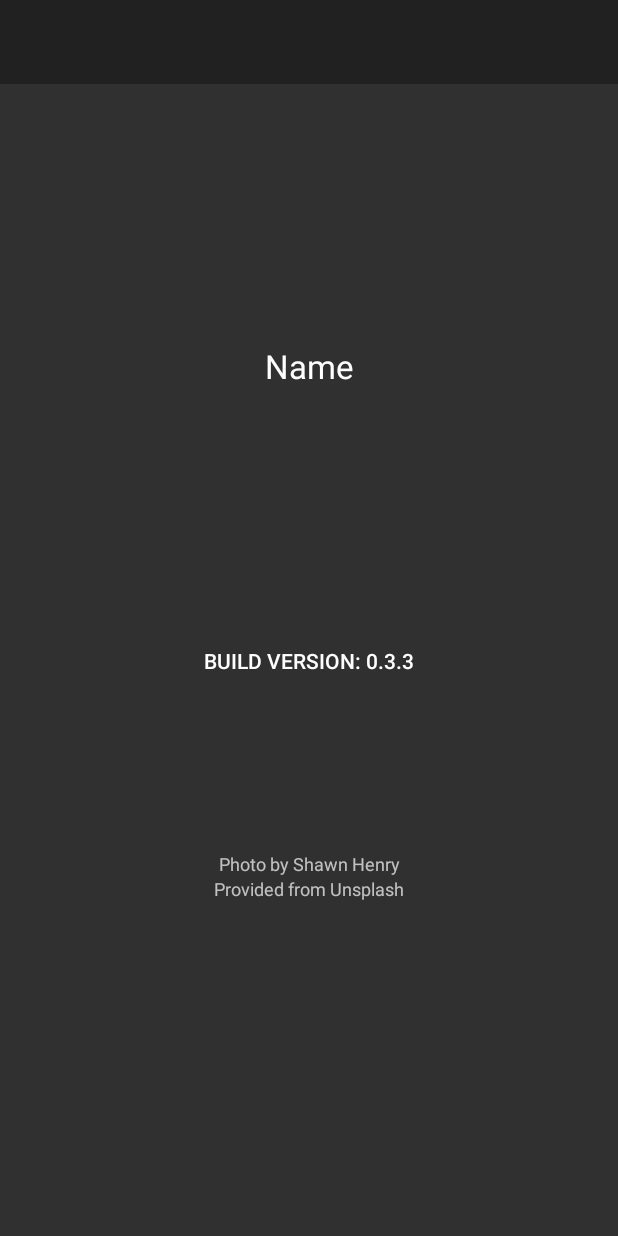
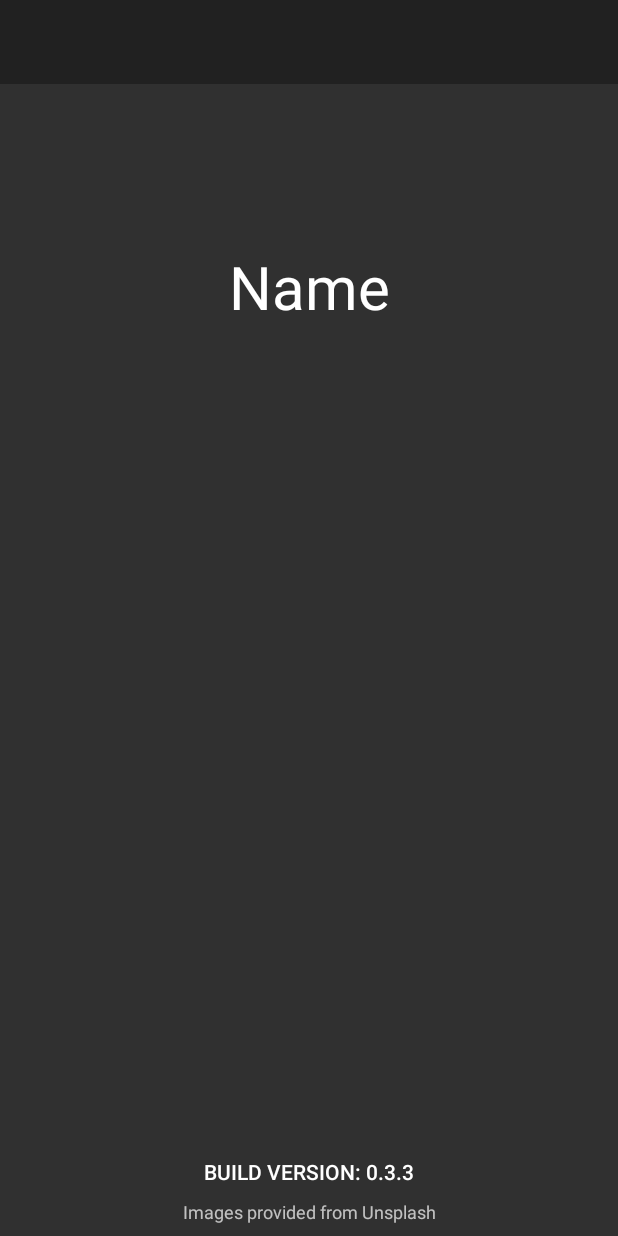
Before and after one commit to PKWouters/SkateTracker, an Android app: the layout fragment_profile.xml on its own in the app's theme, with its tools: preview values and no code run, on a phone screen of 412 x 824 dp. Run offline under Robolectric (Android 15) with nearby library versions, the phone set to English and light mode, and no system bars.

Commit message:
clean up chico

```diff
--- a/SkateTracker/app/src/main/java/sk8_is_lif3/skatetracker/LearnHome.java
+++ b/SkateTracker/app/src/main/java/sk8_is_lif3/skatetracker/LearnHome.java
@@ -126,7 +126,7 @@ public class LearnHome extends Fragment {
                     @Override
                     public void onClick(View v) {
 
-                        LearnTrick nextFrag = new LearnTrick(model.getName(), videoID, model.getId(), model.getArticle(), model.getPrevTricks());
+                        LearnTrick nextFrag = new LearnTrick(model.getName(), videoID, model.getId(), model.getArticle(), model.getCredits(), model.getPrevTricks());
                         holder.background.setTransitionName("sessionNameTransition" + model.getId());
 
                         Transition mainTransition = TransitionInflater.from(getActivity()).inflateTransition(android.R.transition.fade);
@@ -223,7 +223,7 @@ public class LearnHome extends Fragment {
                     @Override
                     public void onClick(View v) {
 
-                        LearnTrick nextFrag = new LearnTrick(model.getName(), videoID, model.getId(), model.getArticle(), model.getPrevTricks());
+                        LearnTrick nextFrag = new LearnTrick(model.getName(), videoID, model.getId(), model.getArticle(),model.getCredits(), model.getPrevTricks());
                         holder.background.setTransitionName("sessionNameTransition" + model.getId());
 
                         Transition mainTransition = TransitionInflater.from(getActivity()).inflateTransition(android.R.transition.fade);
--- a/SkateTracker/app/src/main/java/sk8_is_lif3/skatetracker/TrickDetailFragment.java
+++ b/SkateTracker/app/src/main/java/sk8_is_lif3/skatetracker/TrickDetailFragment.java
@@ -154,7 +154,7 @@ public class TrickDetailFragment extends Fragment{
                                 public void onClick(View v) {
                                     final String videoID = data.get("url").toString().split("v=")[1];
 
-                                    LearnTrick nextFrag = new LearnTrick(mName, videoID, mId, data.get("article").toString(), (ArrayList<String>) (data.get("prevTricks")));
+                                    LearnTrick nextFrag = new LearnTrick(mName, videoID, mId, data.get("article").toString(), data.get("credits").toString(), (ArrayList<String>) (data.get("prevTricks")));
 
                                     getActivity().getSupportFragmentManager().beginTransaction()
                                             .setReorderingAllowed(true)
--- a/SkateTracker/app/src/main/java/sk8_is_lif3/skatetracker/TrickToLearn.java
+++ b/SkateTracker/app/src/main/java/sk8_is_lif3/skatetracker/TrickToLearn.java
@@ -4,7 +4,7 @@ import java.util.ArrayList;
 import java.util.Map;
 
 public class TrickToLearn {
-    public String mName, mDbID, mDifficulty, mUrl, mArticle;
+    public String mName, mDbID, mDifficulty, mUrl, mArticle, mCredits;
     double mAvgRatio;
     int mTotalLandings;
     ArrayList<String> mPrevTricks;
@@ -15,6 +15,7 @@ public class TrickToLearn {
 
     public String getName(){ return mName; }
     public String getArticle(){ return mArticle; }
+    public String getCredits(){return mCredits; }
     public String getDifficulty(){ return mDifficulty; }
     public String getId(){ return mDbID; }
     public String getUrl(){ return mUrl; }
@@ -22,6 +23,7 @@ public class TrickToLearn {
 
     public void setName(String name){ mName = name; }
     public void setArticle(String article){ mArticle = article; }
+    public void setCredits(String credits){ mCredits = credits; }
     public void setDifficulty(String diff){ mDifficulty = diff; }
     public void setId(String dbID){ mDbID = dbID; }
     public void setUrl(String url) {mUrl = url; }
--- a/SkateTracker/app/src/main/res/layout/fragment_profile.xml
+++ b/SkateTracker/app/src/main/res/layout/fragment_profile.xml
@@ -35,33 +35,15 @@
     <TextView
         android:id="@+id/buildView"
         android:layout_width="wrap_content"
-        android:layout_height="wrap_content"
+        android:layout_height="20dp"
         android:layout_marginBottom="8dp"
         android:layout_marginEnd="8dp"
         android:layout_marginStart="8dp"
-        android:layout_marginTop="8dp"
         android:text="Build Version: 0.3.3"
         android:textAppearance="@style/TextAppearance.AppCompat.Button"
-        app:layout_constraintBottom_toBottomOf="parent"
+        app:layout_constraintBottom_toTopOf="@+id/photoCredit2"
         app:layout_constraintEnd_toEndOf="parent"
-        app:layout_constraintStart_toStartOf="parent"
-        app:layout_constraintTop_toBottomOf="@+id/toolbar" />
-
-    <TextView
-        android:id="@+id/photoCredit"
-        android:layout_width="wrap_content"
-        android:layout_height="wrap_content"
-        android:layout_marginBottom="8dp"
-        android:layout_marginEnd="8dp"
-        android:layout_marginStart="8dp"
-        android:layout_marginTop="8dp"
-        android:text="Photo by Shawn Henry"
-        android:textAppearance="@style/TextAppearance.AppCompat.Caption"
-        app:layout_constraintBottom_toBottomOf="parent"
-        app:layout_constraintEnd_toEndOf="parent"
-        app:layout_constraintStart_toStartOf="parent"
-        app:layout_constraintTop_toBottomOf="@+id/buildView"
-        app:layout_constraintVertical_bias="0.321" />
+        app:layout_constraintStart_toStartOf="parent" />
 
     <TextView
         android:id="@+id/photoCredit2"
@@ -70,30 +52,27 @@
         android:layout_marginBottom="8dp"
         android:layout_marginEnd="8dp"
         android:layout_marginStart="8dp"
-        android:text="Provided from Unsplash"
+        android:text="Images provided from Unsplash"
         android:textAppearance="@style/TextAppearance.AppCompat.Caption"
         app:layout_constraintBottom_toBottomOf="parent"
         app:layout_constraintEnd_toEndOf="parent"
-        app:layout_constraintStart_toStartOf="parent"
-        app:layout_constraintTop_toBottomOf="@+id/photoCredit"
-        app:layout_constraintVertical_bias="0.0" />
+        app:layout_constraintHorizontal_bias="0.502"
+        app:layout_constraintStart_toStartOf="parent" />
 
     <TextView
         android:id="@+id/welcomename"
         android:layout_width="wrap_content"
         android:layout_height="wrap_content"
-        android:layout_marginBottom="8dp"
         android:layout_marginEnd="8dp"
         android:layout_marginStart="8dp"
-        android:layout_marginTop="8dp"
+        android:layout_marginTop="108dp"
         android:text="Name"
         android:textAppearance="@style/TextAppearance.AppCompat.Large"
-        app:layout_constraintBottom_toTopOf="@+id/buildView"
+        android:textSize="40dp"
         app:layout_constraintEnd_toEndOf="parent"
         app:layout_constraintHorizontal_bias="0.501"
         app:layout_constraintStart_toStartOf="parent"
-        app:layout_constraintTop_toBottomOf="@+id/toolbar"
-        app:layout_constraintVertical_bias="0.502" /><![CDATA[
+        app:layout_constraintTop_toBottomOf="@+id/toolbar" /><![CDATA[
         app:layout_constraintStart_toStartOf="parent" />
 
     ]]>
```
Also changed, not shown: SkateTracker/app/src/main/java/sk8_is_lif3/skatetracker/LearnTrick.java (+6 -2 lines), SkateTracker/app/src/main/res/layout/content_learn_trick.xml (+27 -5 lines).
